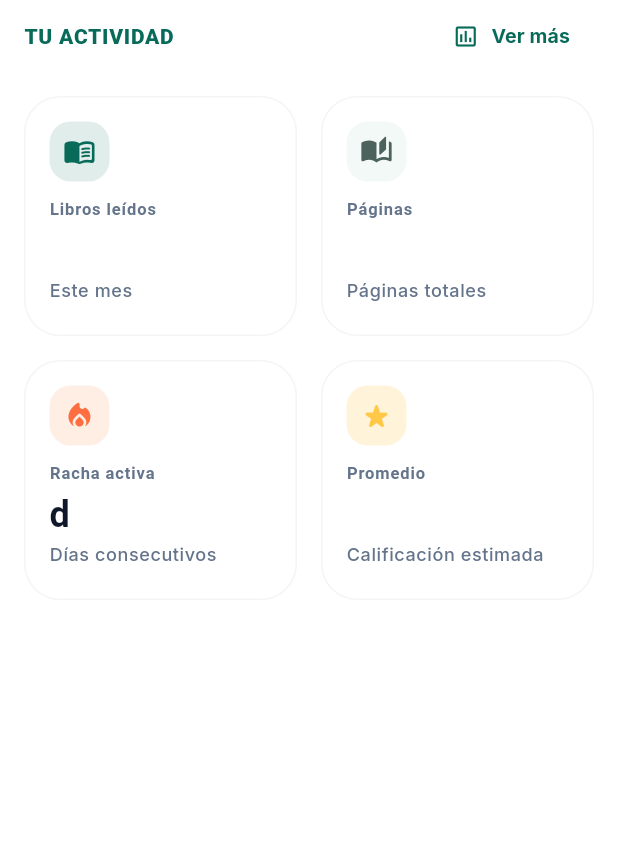
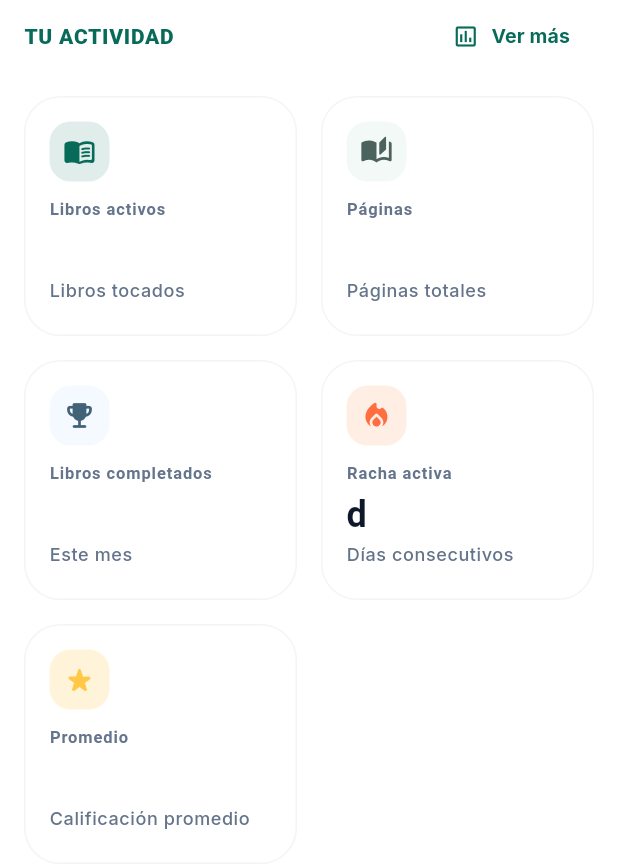
Before and after one commit to OmarDavidd/atiora, a Flutter app: the HomeStatsSection widget shown alone on an empty page, opened directly with empty values, on a phone screen of 412 x 824 dp. Shown: the top 868 px of the screen. Run offline on Flutter 3.47's test engine with Material 3 defaults, Android fonts, the phone set to English and light mode, and no system bars; our stand-ins replace bloc_concurrency, carousel_slider, equatable, flutter_bloc, flutter_dotenv, get_it and 5 more; missing offline and left inert: connectivity_plus_platform_interface; accounts and stored records are empty; Roboto replaces fonts that are missing (Jaini).

Commit message:
fix(home): make tu actividad show real stats

```diff
--- a/lib/features/dashboards/presentation/bloc/home_stats_state.dart
+++ b/lib/features/dashboards/presentation/bloc/home_stats_state.dart
@@ -19,10 +19,14 @@ class HomeStatsData {
   final int pagesMonth;
   final int streak;
   final int booksMonth;
+  final int booksFinished;
+  final double averageRating;
 
   HomeStatsData({
     required this.pagesMonth,
     required this.streak,
     required this.booksMonth,
+    required this.booksFinished,
+    required this.averageRating,
   });
 }
--- a/lib/features/dashboards/presentation/widgets/home_stats_section.dart
+++ b/lib/features/dashboards/presentation/widgets/home_stats_section.dart
@@ -2,15 +2,20 @@ import 'package:flutter/material.dart';
 
 class HomeStatsSection extends StatelessWidget {
   final String totalBooksRead;
-  final String totalPagesRead;
-  final String streak;
-  final String average;
+  final String pagesThisMonth;
+  final String streakDays;
+  final String averageRating;
+  final String booksFinished;
+  final bool isLoading;
+
   const HomeStatsSection({
     super.key,
     required this.totalBooksRead,
-    required this.totalPagesRead,
-    required this.streak,
-    required this.average,
+    required this.pagesThisMonth,
+    required this.streakDays,
+    required this.averageRating,
+    required this.booksFinished,
+    this.isLoading = false,
   });
 
   @override
@@ -19,42 +24,56 @@ class HomeStatsSection extends StatelessWidget {
     final textTheme = theme.textTheme;
     final colorScheme = theme.colorScheme;
 
-    final stats = [
+    final resolvedStats = [
       _HomeStatData(
-        title: 'Libros leídos',
+        title: 'Libros activos',
         value: totalBooksRead,
-        helper: 'Este mes',
+        helper: 'Libros tocados',
         icon: Icons.menu_book_rounded,
         accent: colorScheme.primary,
         accentBackground: colorScheme.primary.withValues(alpha: 0.12),
+        loading: isLoading,
       ),
       _HomeStatData(
         title: 'Páginas',
-        value: totalPagesRead,
+        value: pagesThisMonth,
         helper: 'Páginas totales',
         icon: Icons.auto_stories_rounded,
         accent: colorScheme.secondary,
         accentBackground: colorScheme.secondaryContainer.withValues(
           alpha: 0.25,
         ),
+        loading: isLoading,
+      ),
+      _HomeStatData(
+        title: 'Libros completados',
+        value: booksFinished,
+        helper: 'Este mes',
+        icon: Icons.emoji_events_rounded,
+        accent: colorScheme.tertiary,
+        accentBackground: colorScheme.tertiaryContainer.withValues(alpha: 0.2),
+        loading: isLoading,
       ),
       _HomeStatData(
         title: 'Racha activa',
-        value: '${streak}d',
+        value: '${streakDays}d',
         helper: 'Días consecutivos',
         icon: Icons.local_fire_department_rounded,
         accent: Colors.deepOrangeAccent,
         accentBackground: const Color(0x33FFAB76),
+        loading: isLoading,
       ),
       _HomeStatData(
         title: 'Promedio',
-        value: average,
-        helper: 'Calificación estimada',
+        value: averageRating,
+        helper: 'Calificación promedio',
         icon: Icons.star_rate_rounded,
         accent: const Color(0xFFFFC947),
         accentBackground: const Color(0x33FFC947),
+        loading: isLoading,
       ),
     ];
+    final stats = resolvedStats;
 
     return Padding(
       padding: const EdgeInsets.symmetric(horizontal: 16),
@@ -144,6 +163,7 @@ class _HomeStatData {
   final IconData icon;
   final Color accent;
   final Color accentBackground;
+  final bool loading;
 
   const _HomeStatData({
     required this.title,
@@ -152,6 +172,7 @@ class _HomeStatData {
     required this.icon,
     required this.accent,
     required this.accentBackground,
+    this.loading = false,
   });
 }
 
@@ -197,9 +218,12 @@ class _StatTile extends StatelessWidget {
               ),
               const SizedBox(height: 4),
               Text(
-                data.value,
+                data.loading ? '—' : data.value,
                 style: theme.textTheme.headlineMedium?.copyWith(
                   fontWeight: FontWeight.w700,
+                  color: data.loading
+                      ? colors.outline.withValues(alpha: 0.5)
+                      : colors.onSurface,
                 ),
                 maxLines: 1,
                 overflow: TextOverflow.ellipsis,
```
Also changed, not shown: lib/features/books/data/repositories/books_repository_impl.dart (+61 -1 lines), lib/features/dashboards/presentation/bloc/home_stats_bloc.dart (+8 -8 lines), lib/features/dashboards/presentation/screens/home_screen.dart (+6 -3 lines), 1 other file.
